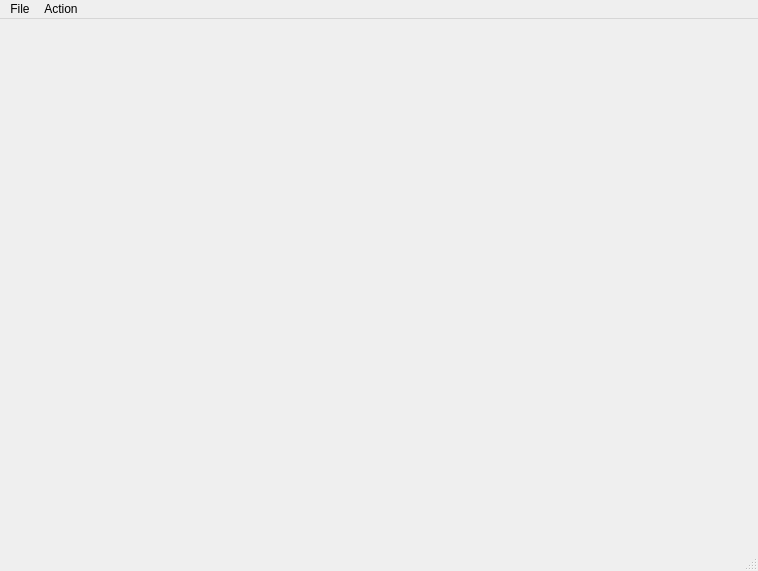
The window that zeex/core/ui/file.ui (zbarge/zeex) describes before a commit, drawn with Qt 5.
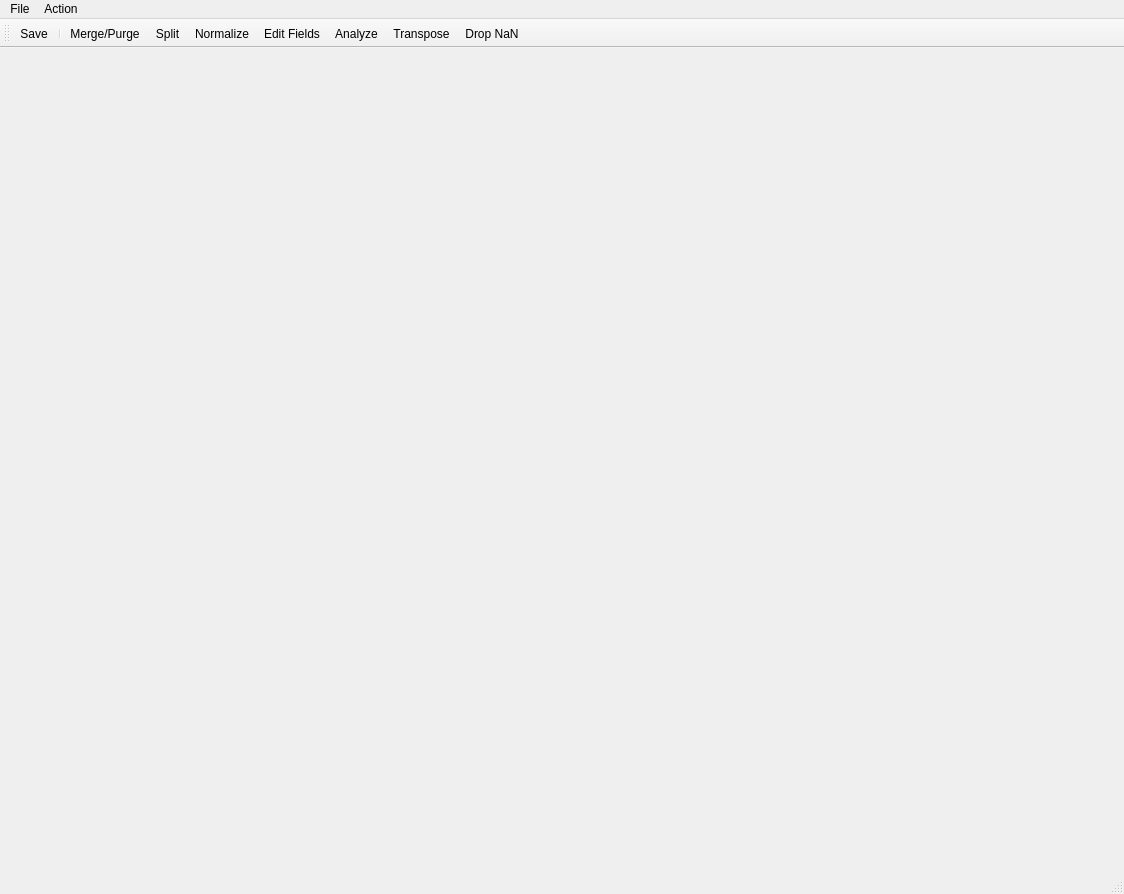
The same window after the commit. Icons and pictures are not drawn.

Commit message: #56 - Drop NaN option added to FileView. Toolbar w/ actions added as well for convenience.

```diff
--- a/zeex/core/ui/file.ui
+++ b/zeex/core/ui/file.ui
@@ -6,8 +6,8 @@
    <rect>
     <x>0</x>
     <y>0</y>
-    <width>758</width>
-    <height>571</height>
+    <width>1124</width>
+    <height>894</height>
    </rect>
   </property>
   <property name="windowTitle">
@@ -32,7 +32,7 @@
     <rect>
      <x>0</x>
      <y>0</y>
-     <width>758</width>
+     <width>1124</width>
      <height>21</height>
     </rect>
    </property>
@@ -61,6 +61,26 @@
    <addaction name="menuAction"/>
   </widget>
   <widget class="QStatusBar" name="statusbar"/>
+  <widget class="QToolBar" name="toolBar">
+   <property name="windowTitle">
+    <string>toolBar</string>
+   </property>
+   <attribute name="toolBarArea">
+    <enum>TopToolBarArea</enum>
+   </attribute>
+   <attribute name="toolBarBreak">
+    <bool>false</bool>
+   </attribute>
+   <addaction name="actionSave"/>
+   <addaction name="separator"/>
+   <addaction name="actionMergePurge"/>
+   <addaction name="actionSplit"/>
+   <addaction name="actionNormalize"/>
+   <addaction name="actionEditFields"/>
+   <addaction name="actionAnalyze"/>
+   <addaction name="actionTranspose"/>
+   <addaction name="actionDropNaN"/>
+  </widget>
   <action name="actionSave">
    <property name="text">
     <string>Save</string>
@@ -120,6 +140,20 @@
    <property name="text">
     <string>Transpose</string>
    </property>
+   <property name="toolTip">
+    <string>Convert rows to columns &amp; vice versa (150 rows max)</string>
+   </property>
+   <property name="shortcut">
+    <string>Ctrl+T</string>
+   </property>
+  </action>
+  <action name="actionDropNaN">
+   <property name="text">
+    <string>Drop NaN</string>
+   </property>
+   <property name="toolTip">
+    <string>Replaces 'nan' values with blanks on string fields.</string>
+   </property>
   </action>
  </widget>
  <resources/>
```
Left out of the diff: 82 changed lines with no effect on the pictures. The commit also changes 10 other files.
